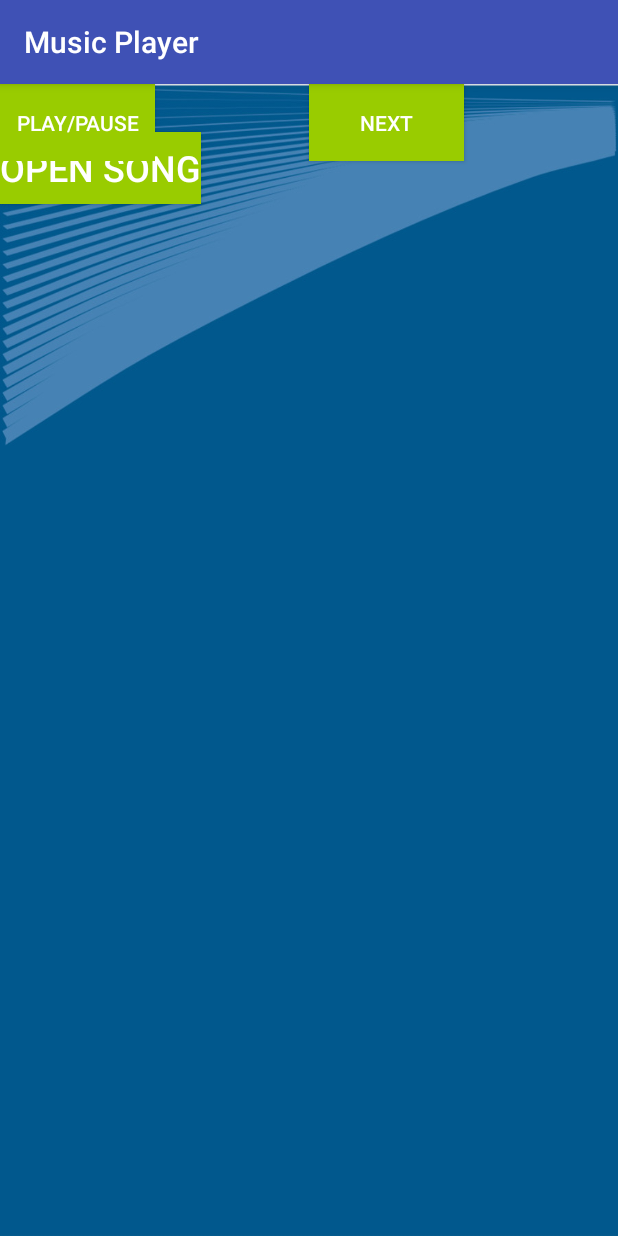
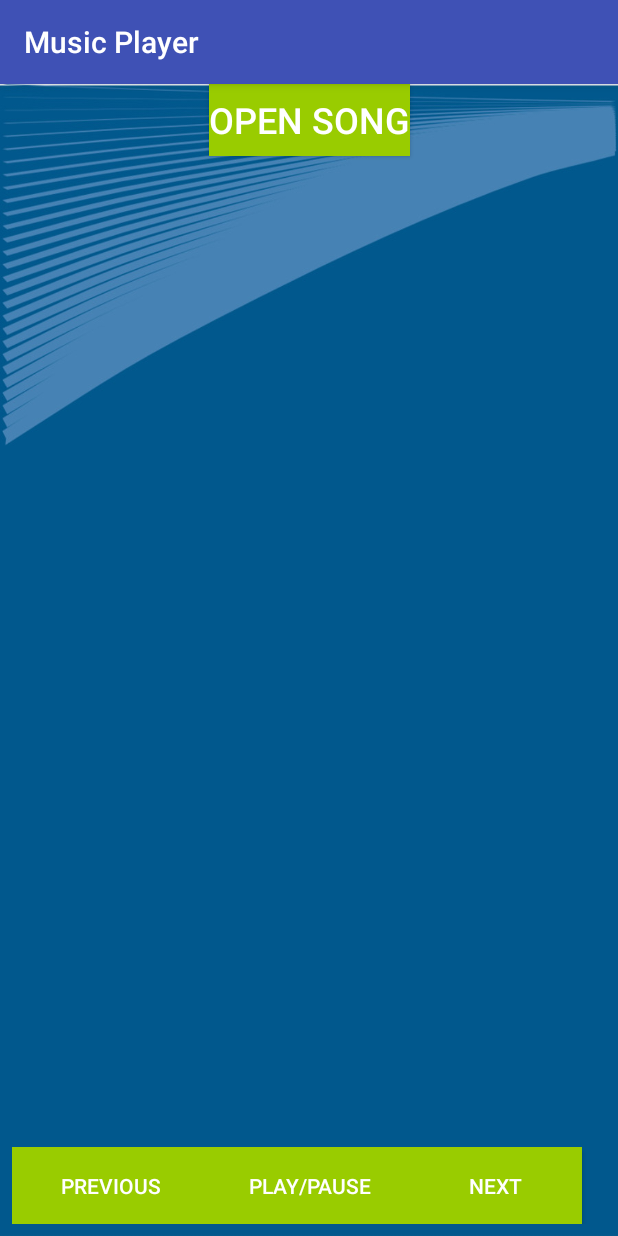
Before and after one commit to AdnanMuhib/Android-Audio-Player, an Android app: the screen it shows after launch (MainActivity), after a tap on "OPEN SONG", on a phone screen of 412 x 824 dp. Run offline under Robolectric (Android 15) with nearby library versions, the phone set to English and light mode, and no system bars.

Commit message:
Add: Options to Play/Pause a Song

```diff
--- a/app/src/main/java/com/example/hinakhalid/servicesexample/MainActivity.java
+++ b/app/src/main/java/com/example/hinakhalid/servicesexample/MainActivity.java
@@ -54,7 +54,7 @@ public class MainActivity extends AppCompatActivity {
             Log.i("Sd Card0 Path",sd0path);
         }
        songsPlaylist = new ArrayList<HashMap<String, String>>();
-       getPlayList(sdpath);
+      // getPlayList(sdpath);
         if(songsPlaylist != null){
             for(int i=0;i<songsPlaylist.size();i++){
                 String fileName=songsPlaylist.get(i).get("file_name");
@@ -63,6 +63,7 @@ public class MainActivity extends AppCompatActivity {
                 Log.e("Songs"," name ="+fileName +" path = "+filePath);
             }
         }
+
     }
     ArrayList<HashMap<String,String>> getPlayList(String rootPath) {
             try {
@@ -90,11 +91,12 @@ public class MainActivity extends AppCompatActivity {
                 return null;
             }
     }
-    public  void OnBtnFolderSelect_Clicked(View view){
+    public  void OnBtnFolderSelect_Clicked(View view) {
             Intent intent = new Intent(Intent.ACTION_OPEN_DOCUMENT);
             intent.addCategory(Intent.CATEGORY_OPENABLE);
             intent.setType("audio/mpeg");
-            startActivityForResult(intent, 1);
+            intent.putExtra(Intent.EXTRA_ALLOW_MULTIPLE, true);
+        startActivityForResult(intent, 1);
     }
     @Override
     public void onActivityResult(int requestCode, int resultCode, Intent data) {
@@ -140,7 +142,12 @@ public class MainActivity extends AppCompatActivity {
     }
 
     public void PlayPause(View view){
-
+        if (mediaPlayer != null && mediaPlayer.isPlaying()){
+            mediaPlayer.pause();
+        }
+        else {
+            mediaPlayer.start();
+        }
     }
 
 
--- a/app/src/main/res/layout/activity_main.xml
+++ b/app/src/main/res/layout/activity_main.xml
@@ -4,58 +4,72 @@
     xmlns:tools="http://schemas.android.com/tools"
     android:layout_width="match_parent"
     android:layout_height="match_parent"
-    android:background="@drawable/BgApp"
+    android:background="@drawable/bgapp"
     tools:context=".MainActivity">
 
     <Button
         android:id="@+id/btnSelectSong"
-        android:layout_width="0dp"
+        android:layout_width="wrap_content"
         android:layout_height="wrap_content"
-        android:layout_marginTop="32dp"
+        android:layout_marginEnd="8dp"
+        android:layout_marginStart="8dp"
         android:background="@android:color/holo_green_light"
         android:onClick="OnBtnFolderSelect_Clicked"
         android:text="Open Song"
         android:textColor="@android:color/white"
         android:textSize="24sp"
-        app:layout_constraintTop_toTopOf="parent"
-        tools:layout_editor_absoluteX="129dp" />
+        app:layout_constraintEnd_toEndOf="parent"
+        app:layout_constraintStart_toStartOf="parent"
+        tools:layout_editor_absoluteY="8dp" />
+
+    <LinearLayout
+        android:layout_width="0dp"
+        android:layout_height="wrap_content"
+        android:layout_marginBottom="8dp"
+        android:layout_marginEnd="8dp"
+        android:layout_marginStart="8dp"
+        android:orientation="horizontal"
+        app:layout_constraintBottom_toBottomOf="parent"
+        app:layout_constraintEnd_toEndOf="parent"
+        app:layout_constraintStart_toStartOf="parent">
 
         <Button
             android:id="@+id/btnPlayPrev"
-        android:layout_width="103dp"
+            android:layout_width="match_parent"
             android:layout_height="51dp"
-        android:layout_marginEnd="20dp"
-        android:layout_marginStart="8dp"
+            android:layout_weight="1"
             android:background="@android:color/holo_green_light"
             android:onClick="btnPlayPrevious_Clicked"
             android:text="Previous"
             android:textColor="@android:color/white"
-        app:layout_constraintEnd_toStartOf="@+id/btnPlayPause3"
-        app:layout_constraintStart_toStartOf="parent"
-        tools:layout_editor_absoluteY="230dp" />
+            tools:layout_editor_absoluteX="38dp"
+            tools:layout_editor_absoluteY="347dp" />
+
+        <Button
+            android:id="@+id/btnPlayPause"
+            android:layout_width="match_parent"
+            android:layout_height="51dp"
+            android:layout_weight="1"
+            android:background="@android:color/holo_green_light"
+            android:onClick="PlayPause"
+            android:text="Play/Pause"
+            android:textColor="@android:color/white"
+            tools:layout_editor_absoluteX="155dp"
+            tools:layout_editor_absoluteY="347dp" />
 
         <Button
             android:id="@+id/btnPlayNext"
-        android:layout_width="103dp"
+            android:layout_width="match_parent"
             android:layout_height="51dp"
-        android:layout_marginEnd="8dp"
-        android:layout_marginStart="8dp"
+            android:layout_marginEnd="16dp"
+            android:layout_marginRight="16dp"
+            android:layout_weight="1"
             android:background="@android:color/holo_green_light"
             android:onClick="btnPlayNext_Clicked"
             android:text="Next"
             android:textColor="@android:color/white"
             app:layout_constraintEnd_toEndOf="parent"
-        app:layout_constraintStart_toEndOf="@+id/btnPlayPause3"
-        tools:layout_editor_absoluteY="230dp" />
-
-    <Button
-        android:id="@+id/btnPlayPause3"
-        android:layout_width="103dp"
-        android:layout_height="51dp"
-        android:background="@android:color/holo_green_light"
-        android:onClick="PlayPause"
-        android:text="Play/Pause"
-        android:textColor="@android:color/white"
-        tools:layout_editor_absoluteX="141dp"
-        tools:layout_editor_absoluteY="230dp" />
+            tools:layout_editor_absoluteX="265dp"
+            tools:layout_editor_absoluteY="347dp" />
+    </LinearLayout>
 </android.support.constraint.ConstraintLayout>
```
Also changed, not shown: app/src/main/res/drawable/bgapp.jpg (renamed from app/src/main/res/drawable/BgApp.jpg). Lines whose indentation alone changed are shown as unchanged.
